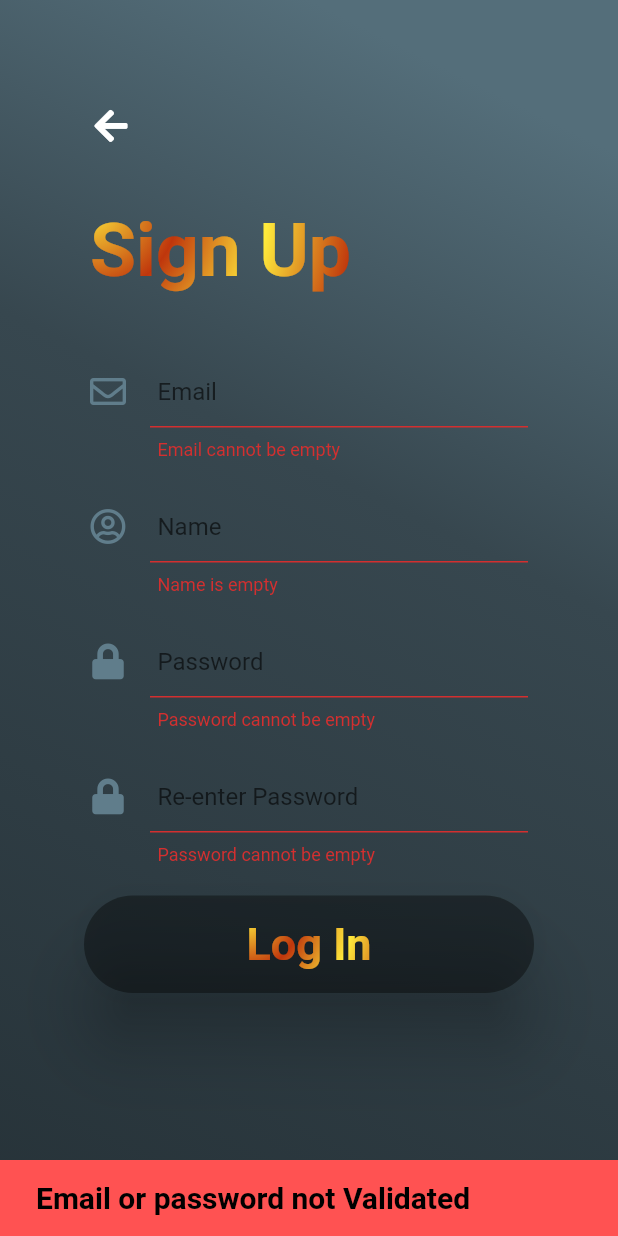
After one commit to lakhanjindam/flutter_forms, a Flutter app: the SignUpPage screen opened by its route, after a tap on "Log In", on a phone screen of 412 x 824 dp. The commit adds this screen. Run offline on Flutter 3.47's test engine with Material 2 defaults, Android fonts, the phone set to English and light mode, and no system bars; our stand-ins replace font_awesome_flutter.

Commit message:
Sign Up page added with validation.

```diff
--- a/lib/main.dart
+++ b/lib/main.dart
@@ -1,6 +1,7 @@
 import 'package:flutter/material.dart';
 import 'package:fluttertemplates/pages/form.dart';
 import 'package:fluttertemplates/pages/home.dart';
+import 'package:fluttertemplates/pages/signup.dart';
 
 void main() {
   runApp(MyApp());
@@ -14,6 +15,7 @@ class MyApp extends StatelessWidget {
       debugShowCheckedModeBanner: false,
       routes: {
         '/form': (context) => NewLoginPage(),
+        '/signup': (context) => SignUpPage(),
       },
     );
   }
--- /dev/null
+++ b/lib/pages/signup.dart
@@ -0,0 +1,87 @@
+import 'package:flutter/material.dart';
+import 'package:flutter/widgets.dart';
+import 'package:font_awesome_flutter/font_awesome_flutter.dart';
+import 'package:fluttertemplates/widgets/sign_form.dart';
+
+class SignUpPage extends StatefulWidget {
+  @override
+  _SignUpPageState createState() => _SignUpPageState();
+}
+
+class _SignUpPageState extends State<SignUpPage> {
+  Gradient grad = LinearGradient(
+    begin: Alignment.topRight,
+    end: Alignment.bottomLeft,
+    colors: [Colors.blueGrey[600], Colors.blueGrey[800], Colors.blueGrey[900]],
+    stops: [0.1, 0.4, 1.0],
+  );
+
+  @override
+  Widget build(BuildContext context) {
+    return Scaffold(
+      resizeToAvoidBottomPadding: false,
+      body: Builder(builder: (BuildContext context) {
+        return Material(
+          child: Container(
+              decoration: BoxDecoration(
+                gradient: grad,
+              ),
+              child: Padding(
+                padding: const EdgeInsets.only(
+                    left: 30, top: 60, bottom: 20, right: 30),
+                child: Column(
+                  mainAxisAlignment: MainAxisAlignment.start,
+                  children: <Widget>[
+                    Row(
+                        mainAxisAlignment: MainAxisAlignment.start,
+                        children: <Widget>[
+                          FlatButton(
+                              onPressed: () {
+                                Navigator.pop(context);
+                              },
+                              shape: RoundedRectangleBorder(
+                                  borderRadius: BorderRadius.circular(50)),
+                              child: Icon(
+                                FontAwesomeIcons.arrowLeft,
+                                color: Colors.white,
+                                size: 25,
+                              )),
+                        ]),
+                    SizedBox(height: 30),
+                    Row(
+                        mainAxisAlignment: MainAxisAlignment.start,
+                        children: <Widget>[
+                          Padding(
+                            padding: EdgeInsets.only(left: 30),
+                            child: ShaderMask(
+                              shaderCallback: (Rect bounds) {
+                                return RadialGradient(
+                                  colors: <Color>[
+                                    Colors.yellow,
+                                    Colors.deepOrange.shade900
+                                  ],
+                                  radius: 1.0,
+                                  center: Alignment.topLeft,
+                                  tileMode: TileMode.mirror,
+                                ).createShader(bounds);
+                              },
+                              child: Text(
+                                "Sign Up",
+                                style: TextStyle(
+                                    color: Colors.white,
+                                    fontSize: 50,
+                                    fontWeight: FontWeight.bold),
+                              ),
+                            ),
+                          ),
+                        ]),
+                    SizedBox(height: 40),
+                    FormSignIn(),
+                  ],
+                ),
+              )),
+        );
+      }),
+    );
+  }
+}
--- a/lib/widgets/list.dart
+++ b/lib/widgets/list.dart
@@ -4,9 +4,8 @@ import 'package:fluttertemplates/widgets/list_card.dart';
 
 class CardList extends StatelessWidget {
   List<ListData> data = [
-    ListData("Form App", Colors.orange, '/form'),
-    ListData("Form App", Colors.orange, '/form'),
-
+    ListData("Log In", Colors.orange, '/form'),
+    ListData("Sign Up", Colors.orange, '/signup'),
   ];
 
   @override
--- /dev/null
+++ b/lib/widgets/sign_form.dart
@@ -0,0 +1,266 @@
+import 'package:flutter/material.dart';
+import 'package:flutter/widgets.dart';
+import 'package:font_awesome_flutter/font_awesome_flutter.dart';
+
+class FormSignIn extends StatefulWidget {
+  @override
+  _FormSignInState createState() => _FormSignInState();
+}
+
+class _FormSignInState extends State<FormSignIn> {
+  final _formKey = GlobalKey<FormState>();
+  String _name = "";
+  String _email = "";
+  String _password = "";
+  String _checkPass = "";
+
+  @override
+  Widget build(BuildContext context) {
+    return Form(
+      key: _formKey,
+      child: Column(
+        children: [
+          Padding(
+            padding: EdgeInsets.only(left: 30, right: 30),
+            child: TextFormField(
+              onSaved: (String value) {
+                setState(() {
+                  _email = value;
+                });
+              },
+              // ignore: missing_return
+              validator: (value) {
+                if (value.isEmpty) {
+                  return "Email cannot be empty";
+                }
+                if (!RegExp(r'^.+@[a-zA-Z]+\.{1}[a-zA-Z]+(\.{0,1}[a-zA-Z]+)$')
+                    .hasMatch(value)) {
+                  return "Invalid Email";
+                }
+              },
+              style: TextStyle(
+                color: Colors.white,
+              ),
+              //initialValue: "Enter your name",
+              decoration: InputDecoration(
+                //fills the input box with color.
+                //fillColor: Colors.white,
+
+                hintText: "Email",
+                focusedBorder: UnderlineInputBorder(
+                    //*changes underline  border color to orange when clicked!
+                    borderSide: BorderSide(color: Colors.amber)),
+
+                contentPadding: EdgeInsets.only(left: 5, right: 5),
+                icon: Icon(
+                  FontAwesomeIcons.envelope,
+                  color: Colors.blueGrey,
+                ),
+              ),
+              //* to show the text, true then hidden
+              obscureText: false,
+            ),
+          ),
+          SizedBox(
+            height: 20,
+          ),
+          Padding(
+            padding: EdgeInsets.only(left: 30, right: 30),
+            child: TextFormField(
+              onSaved: (String value) {
+                setState(() {
+                  _name = value;
+                });
+              },
+              // ignore: missing_return
+              validator: (value) {
+                if (value.isEmpty) {
+                  return "Name is empty";
+                }
+//                if (!RegExp(r'[!@#<>?":_`~;[\]\\|=+)(*&^%0-9-]')
+//                    .hasMatch(value)) {
+//                  return "Please provide valid name";
+//                }
+              },
+              style: TextStyle(
+                color: Colors.white,
+              ),
+              //initialValue: "Enter your name",
+              decoration: InputDecoration(
+                //fills the input box with color.
+                //fillColor: Colors.white,
+
+                hintText: "Name",
+                focusedBorder: UnderlineInputBorder(
+                    //*changes underline  border color to orange when clicked!
+                    borderSide: BorderSide(color: Colors.amber)),
+
+                contentPadding: EdgeInsets.only(left: 5, right: 5),
+                icon: Icon(
+                  FontAwesomeIcons.userCircle,
+                  color: Colors.blueGrey,
+                ),
+              ),
+              //* to show the text, true then hidden
+              obscureText: false,
+            ),
+          ),
+          SizedBox(
+            height: 20,
+          ),
+          Padding(
+            padding: EdgeInsets.only(left: 30, right: 30),
+            child: TextFormField(
+              //* to hide the text, true then hidden
+              obscureText: true,
+              onSaved: (String value) {
+                setState(() {
+                  _password = value;
+                });
+              },
+              // ignore: missing_return
+              validator: (value) {
+                if (value.isEmpty) {
+                  return "Password cannot be empty";
+                }
+                if (!RegExp(
+                        r'^(?=.*?[A-Z])(?=.*?[a-z])(?=.*?[0-9])(?=.*?[!@#\$&*~]).{8,}$')
+                    .hasMatch(value)) {
+                  return "Invalid password format";
+                }
+              },
+              style: TextStyle(
+                color: Colors.white,
+              ),
+              //initialValue: "Enter your name",
+              decoration: InputDecoration(
+                //fills the input box with color.
+                //fillColor: Colors.white,
+
+                hintText: "Password",
+                focusedBorder: UnderlineInputBorder(
+                    //*changes underline  border color to orange when clicked!
+                    borderSide: BorderSide(color: Colors.amber)),
+
+                contentPadding: EdgeInsets.only(left: 5, right: 5),
+                icon: Icon(
+                  FontAwesomeIcons.lock,
+                  color: Colors.blueGrey,
+                ),
+              ),
+            ),
+          ),
+          SizedBox(
+            height: 20,
+          ),
+          Padding(
+            padding: EdgeInsets.only(left: 30, right: 30),
+            child: TextFormField(
+              //* to hide the text, true then hidden
+              obscureText: true,
+              onSaved: (String value) {
+                setState(() {
+                  _checkPass = value;
+                });
+              },
+              // ignore: missing_return
+              validator: (value) {
+                if (value.isEmpty) {
+                  return "Password cannot be empty";
+                }
+                if (!RegExp(
+                        r'^(?=.*?[A-Z])(?=.*?[a-z])(?=.*?[0-9])(?=.*?[!@#\$&*~]).{8,}$')
+                    .hasMatch(value)) {
+                  return "Invalid password format";
+                }
+                if (_checkPass != _password) {
+                  return "Above password doesn't match.";
+                }
+              },
+              style: TextStyle(
+                color: Colors.white,
+              ),
+              //initialValue: "Enter your name",
+              decoration: InputDecoration(
+                //fills the input box with color.
+                //fillColor: Colors.white,
+
+                hintText: "Re-enter Password",
+                focusedBorder: UnderlineInputBorder(
+                    //*changes underline  border color to orange when clicked!
+                    borderSide: BorderSide(color: Colors.amber)),
+
+                contentPadding: EdgeInsets.only(left: 5, right: 5),
+                icon: Icon(
+                  FontAwesomeIcons.lock,
+                  color: Colors.blueGrey,
+                ),
+              ),
+            ),
+          ),
+          SizedBox(
+            height: 20,
+          ),
+          ButtonTheme(
+            height: 65,
+            minWidth: 300,
+            child: RaisedButton(
+              elevation: 20,
+              onPressed: () {
+                _formKey.currentState.validate()
+                    ? Scaffold.of(context).showSnackBar(
+                        SnackBar(
+                          content: Text(
+                            "Form Validated",
+                            style: TextStyle(
+                              color: Colors.black,
+                              fontSize: 20,
+                              fontWeight: FontWeight.bold,
+                            ),
+                          ),
+                          backgroundColor: Colors.white,
+                        ),
+                      )
+                    : Scaffold.of(context).showSnackBar(
+                        SnackBar(
+                          content: Text(
+                            "Email or password not Validated",
+                            style: TextStyle(
+                              color: Colors.black,
+                              fontSize: 20,
+                              fontWeight: FontWeight.bold,
+                            ),
+                          ),
+                          backgroundColor: Colors.redAccent,
+                        ),
+                      );
+              },
+              child: ShaderMask(
+                shaderCallback: (Rect bounds) => RadialGradient(
+                  colors: <Color>[
+                    Colors.yellow,
+                    Colors.deepOrange.shade900,
+                  ],
+                  radius: 1.0,
+                  center: Alignment.topLeft,
+                  tileMode: TileMode.mirror,
+                ).createShader(bounds),
+                child: Text(
+                  "Log In",
+                  style: TextStyle(
+                    color: Colors.white,
+                    fontSize: 30,
+                    fontWeight: FontWeight.bold,
+                  ),
+                ),
+              ),
+              color: Colors.black38,
+              shape: RoundedRectangleBorder(
+                  borderRadius: BorderRadius.all(Radius.circular(35))),
+            ),
+          )
+        ],
+      ),
+    );
+  }
+}
```
